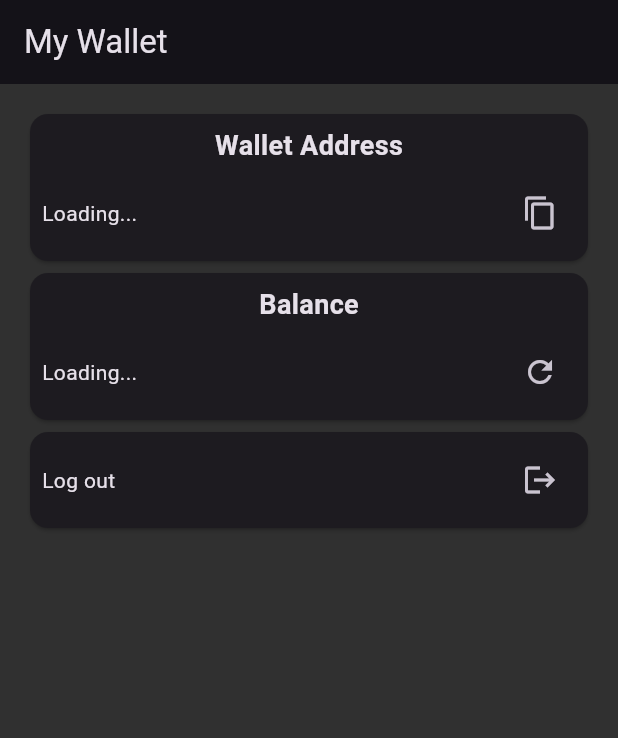
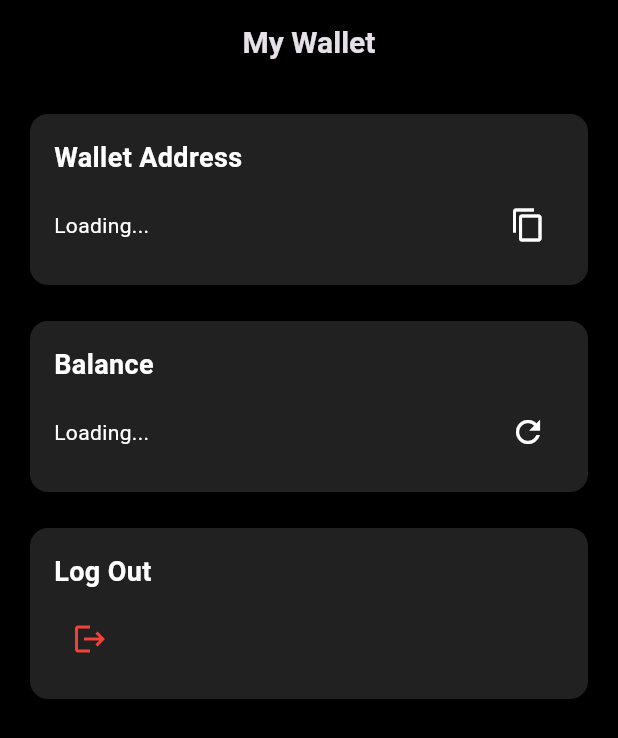
Before and after one commit to Qasim-afzaal/Flutter-Solana-Wallet, a Flutter app: the HomeScreen screen opened by its route, after a tap on the "refresh" icon, on a phone screen of 412 x 824 dp. Shown: the top 738 px of the screen. Run offline on Flutter 3.47's test engine with Material 3 defaults, Android fonts, the phone set to English and light mode, and no system bars; our stand-ins replace flutter_dotenv, flutter_secure_storage, go_router; missing offline and left inert: bip39, solana; accounts and stored records are empty.

Commit message:
refactor home

```diff
--- a/lib/core/pages/home.dart
+++ b/lib/core/pages/home.dart
@@ -17,101 +17,132 @@ class _HomeScreenState extends State<HomeScreen> {
   String? _balance;
   SolanaClient? client;
   final storage = const FlutterSecureStorage();
+
   @override
   void initState() {
     super.initState();
-    _readPk();
+    _initializeWallet();
   }
 
   @override
   Widget build(BuildContext context) {
     return Scaffold(
-      appBar: AppBar(
-        title: const Text('My Wallet'),
-      ),
+      backgroundColor: Colors.black,
+      appBar: _buildAppBar(),
       body: Padding(
-        padding: EdgeInsets.all(16),
+        padding: const EdgeInsets.all(16),
         child: ListView(
           children: [
-            Card(
-              child: Padding(
-                padding: EdgeInsets.all(8),
-                child: Column(
-                  children: [
-                    const Text('Wallet Address',
-                        style: TextStyle(
-                            fontSize: 18, fontWeight: FontWeight.bold)),
-                    const SizedBox(height: 8),
-                    Row(
-                      mainAxisAlignment: MainAxisAlignment.spaceBetween,
-                      children: [
-                        SizedBox(
-                            width: 200,
-                            child: Text(_publicKey ?? 'Loading...')),
-                        IconButton(
-                          icon: const Icon(Icons.copy),
-                          onPressed: () {
-                            if (_publicKey != null) {
-                              Clipboard.setData(
-                                  ClipboardData(text: _publicKey!));
-                            }
-                          },
-                        )
-                      ],
-                    ),
-                  ],
-                ),
-              ),
-            ),
-            Card(
-              child: Padding(
-                padding: EdgeInsets.all(8),
-                child: Column(
-                  children: [
-                    const Text('Balance',
-                        style: TextStyle(
-                            fontSize: 18, fontWeight: FontWeight.bold)),
-                    const SizedBox(height: 8),
-                    Row(
-                      mainAxisAlignment: MainAxisAlignment.spaceBetween,
-                      children: [
-                        Text(_balance ?? 'Loading...'),
-                        IconButton(
-                          icon: const Icon(Icons.refresh),
-                          onPressed: () {
-                            _getBalance();
-                          },
-                        )
-                      ],
-                    ),
-                  ],
-                ),
-              ),
-            ),
-            Card(
-              child: Padding(
-                padding: EdgeInsets.all(8),
-                child: Row(
-                  mainAxisAlignment: MainAxisAlignment.spaceBetween,
-                  children: [
-                    const Text('Log out'),
-                    IconButton(
-                      icon: const Icon(Icons.logout),
-                      onPressed: () {
-                        GoRouter.of(context).go("/");
-                      },
-                    )
-                  ],
-                ),
-              ),
-            ),
+            _buildWalletAddressCard(),
+            const SizedBox(height: 16),
+            _buildBalanceCard(),
+            const SizedBox(height: 16),
+            _buildLogoutCard(context),
           ],
         ),
       ),
     );
   }
 
-  void _readPk() async {
+  AppBar _buildAppBar() {
+    return AppBar(
+      backgroundColor: Colors.black,
+      elevation: 0,
+      title: const Text(
+        'My Wallet',
+        style: TextStyle(fontSize: 20, fontWeight: FontWeight.bold),
+      ),
+      centerTitle: true,
+    );
+  }
+
+  Widget _buildWalletAddressCard() {
+    return _buildCard(
+      title: 'Wallet Address',
+      content: Row(
+        mainAxisAlignment: MainAxisAlignment.spaceBetween,
+        children: [
+          Expanded(
+            child: Text(
+              _publicKey ?? 'Loading...',
+              style: const TextStyle(color: Colors.white),
+              overflow: TextOverflow.ellipsis,
+            ),
+          ),
+          IconButton(
+            icon: const Icon(Icons.copy, color: Colors.white),
+            onPressed: () {
+              if (_publicKey != null) {
+                Clipboard.setData(ClipboardData(text: _publicKey!));
+                ScaffoldMessenger.of(context).showSnackBar(
+                  const SnackBar(content: Text('Address copied to clipboard!')),
+                );
+              }
+            },
+          ),
+        ],
+      ),
+    );
+  }
+
+  Widget _buildBalanceCard() {
+    return _buildCard(
+      title: 'Balance',
+      content: Row(
+        mainAxisAlignment: MainAxisAlignment.spaceBetween,
+        children: [
+          Text(
+            _balance != null ? '$_balance SOL' : 'Loading...',
+            style: const TextStyle(color: Colors.white),
+          ),
+          IconButton(
+            icon: const Icon(Icons.refresh, color: Colors.white),
+            onPressed: _getBalance,
+          ),
+        ],
+      ),
+    );
+  }
+
+  Widget _buildLogoutCard(BuildContext context) {
+    return _buildCard(
+      title: 'Log Out',
+      content: IconButton(
+        icon: const Icon(Icons.logout, color: Colors.red),
+        onPressed: () {
+          GoRouter.of(context).go("/");
+        },
+      ),
+    );
+  }
+
+  Widget _buildCard({required String title, required Widget content}) {
+    return Card(
+      color: Colors.grey[900],
+      shape: RoundedRectangleBorder(borderRadius: BorderRadius.circular(12)),
+      elevation: 4,
+      child: Padding(
+        padding: const EdgeInsets.all(16),
+        child: Column(
+          crossAxisAlignment: CrossAxisAlignment.start,
+          children: [
+            Text(
+              title,
+              style: const TextStyle(
+                fontSize: 18,
+                fontWeight: FontWeight.bold,
+                color: Colors.white,
+              ),
+            ),
+            const SizedBox(height: 8),
+            content,
+          ],
+        ),
+      ),
+    );
+  }
+
+  Future<void> _initializeWallet() async {
     final mnemonic = await storage.read(key: 'mnemonic');
     if (mnemonic != null) {
       final keypair = await Ed25519HDKeyPair.fromMnemonic(mnemonic);
@@ -122,7 +153,7 @@ class _HomeScreenState extends State<HomeScreen> {
     }
   }
 
-  void _initializeClient() async {
+  Future<void> _initializeClient() async {
     await dotenv.load(fileName: ".env");
 
     client = SolanaClient(
@@ -132,15 +163,20 @@ class _HomeScreenState extends State<HomeScreen> {
     _getBalance();
   }
 
-  void _getBalance() async {
+  Future<void> _getBalance() async {
     setState(() {
       _balance = null;
     });
-    final getBalance = await client?.rpcClient
-        .getBalance(_publicKey!, commitment: Commitment.confirmed);
-    final balance = (getBalance!.value) / lamportsPerSol;
-    setState(() {
-      _balance = balance.toString();
-    });
+
+    if (client != null && _publicKey != null) {
+      final balanceResult = await client!.rpcClient.getBalance(
+        _publicKey!,
+        commitment: Commitment.confirmed,
+      );
+      final balance = (balanceResult.value) / lamportsPerSol;
+      setState(() {
+        _balance = balance.toStringAsFixed(4);
+      });
+    }
   }
 }
```
